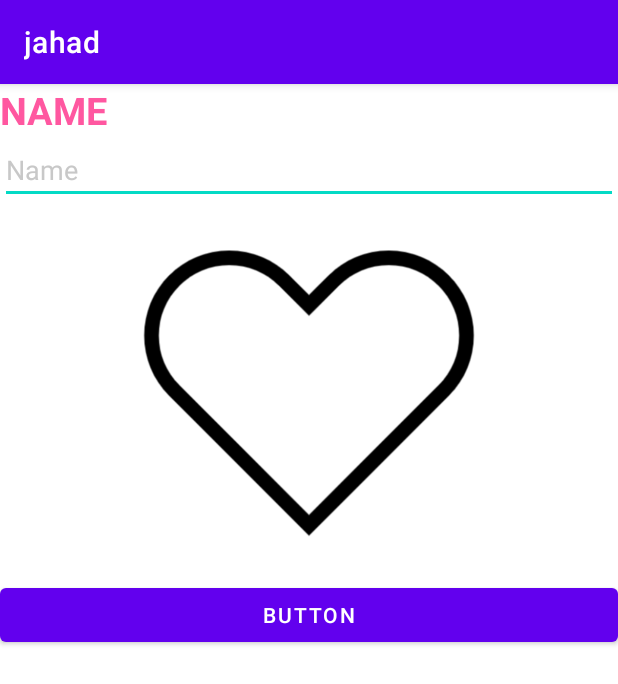
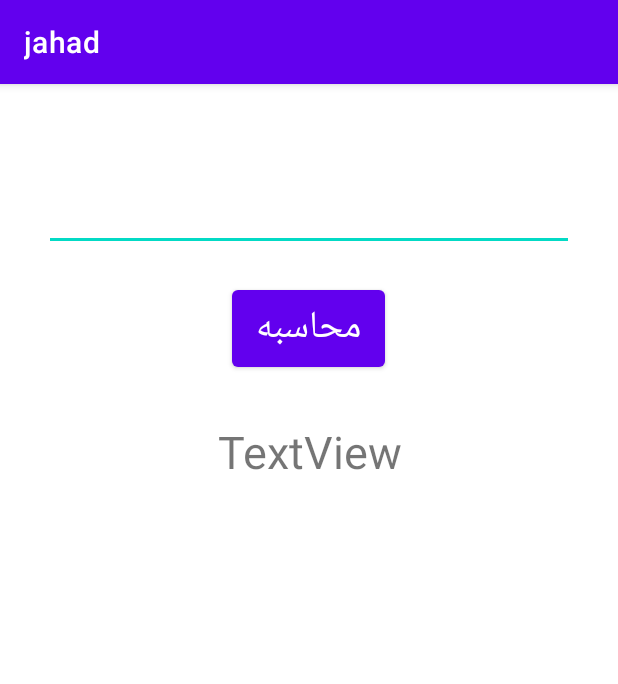
Before and after one commit to alisenemmar/contacts, an Android app: the screen it shows after launch (MainActivity), on a phone screen of 412 x 824 dp. Shown: the top 684 px of the screen. Run offline under Robolectric (Android 15) with nearby library versions, the phone set to English and light mode, and no system bars.

Commit message:
7 - if (1)

```diff
--- a/app/src/main/java/com/jahad/contacts/MainActivity.java
+++ b/app/src/main/java/com/jahad/contacts/MainActivity.java
@@ -27,46 +27,20 @@ public class MainActivity extends AppCompatActivity {
             return insets;
         });
 
+        EditText et1 = findViewById(R.id.et1);
+        Button bt1 = findViewById(R.id.bt1);
         TextView tv1 = findViewById(R.id.tv1);
-        EditText et1 = findViewById(R.id.et1);
-        ImageView img1 = findViewById(R.id.img1);
-        Button bt1 = findViewById(R.id.bt1);
 
-        // کارهایی که با TextView میتوان انجام داد:
-        tv1.setText("سلام");
-        tv1.setTextColor(Color.rgb(255,87,160));
-
-        // کارهایی که با Edittext میتوان انجام داد:
-        et1.setHint("hello");
-        et1.setTextColor(Color.rgb(200,200,200));
-        String name = et1.getText().toString().trim().toUpperCase();
-        // ABC abc
-        // SalAAm -> SALAAM
-        tv1.setText(name);
-
-        // کارهایی که با ImageView میتوان انجام داد:
-        img1.setImageResource(R.drawable.heart);
-
-        // کارهایی که با Button میتوان انجام داد:
-        // onClick
-        // onLongClick
         bt1.setOnClickListener(new View.OnClickListener() {
             @Override
             public void onClick(View v) {
-                tv1.setText("خداحافظ");
-                tv1.setTextColor(Color.rgb(200,200,200));
+                String s = et1.getText().toString();
+                int a = Integer.parseInt(s);
+
+                if (a >= 0) tv1.setText("عدد مثبت است!");
+                else tv1.setText("عدد منفی است!");
             }
         });
-        bt1.setOnLongClickListener(new View.OnLongClickListener() {
-            @Override
-            public boolean onLongClick(View v) {
-                String name = et1.getText().toString();
-                tv1.setText(name);
-                return true;
-            }
-        });
-
-
 
 
     }
--- a/app/src/main/res/layout/activity_main.xml
+++ b/app/src/main/res/layout/activity_main.xml
@@ -1,5 +1,6 @@
 <?xml version="1.0" encoding="utf-8"?>
-<androidx.constraintlayout.widget.ConstraintLayout xmlns:android="http://schemas.android.com/apk/res/android"
+<androidx.constraintlayout.widget.ConstraintLayout
+    xmlns:android="http://schemas.android.com/apk/res/android"
     xmlns:app="http://schemas.android.com/apk/res-auto"
     xmlns:tools="http://schemas.android.com/tools"
     android:id="@+id/main"
@@ -13,33 +14,34 @@
         android:layout_height="match_parent"
         android:orientation="vertical">
 
+        <EditText
+            android:id="@+id/et1"
+            android:layout_width="wrap_content"
+            android:layout_height="wrap_content"
+            android:ems="10"
+            android:inputType="text"
+            android:textSize="30dp"
+            android:layout_gravity="center"
+            android:layout_marginTop="50dp"/>
+
+        <Button
+            android:id="@+id/bt1"
+            android:layout_width="wrap_content"
+            android:layout_height="wrap_content"
+            android:layout_gravity="center"
+            android:layout_marginTop="20dp"
+            android:textSize="25dp"
+            android:text="محاسبه" />
+
         <TextView
             android:id="@+id/tv1"
             android:layout_width="match_parent"
             android:layout_height="wrap_content"
-            android:textSize="25dp"
-            android:textStyle="bold"/>
+            android:layout_gravity="center"
+            android:gravity="center"
+            android:layout_marginTop="30dp"
+            android:textSize="30dp"
+            android:text="TextView" />
 
-        <EditText
-            android:id="@+id/et1"
-            android:layout_width="match_parent"
-            android:layout_height="wrap_content"
-            android:inputType="text"
-            android:text="Name" />
-
-        <ImageView
-            android:id="@+id/img1"
-            android:layout_width="match_parent"
-            android:layout_height="250dp"
-            app:srcCompat="@drawable/flo" />
-
-        <Button
-            android:id="@+id/bt1"
-            android:layout_width="match_parent"
-            android:layout_height="wrap_content"
-            android:text="Button" />
     </LinearLayout>
-
-
-
 </androidx.constraintlayout.widget.ConstraintLayout>
```
